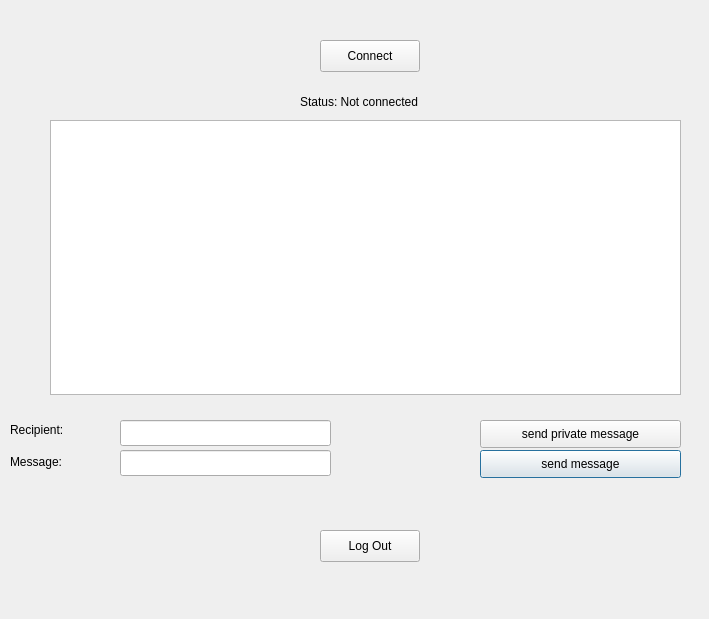
razanelbarougy/Cs-2-lab-project, file ChatClient/chatbox.ui: the form before one commit.
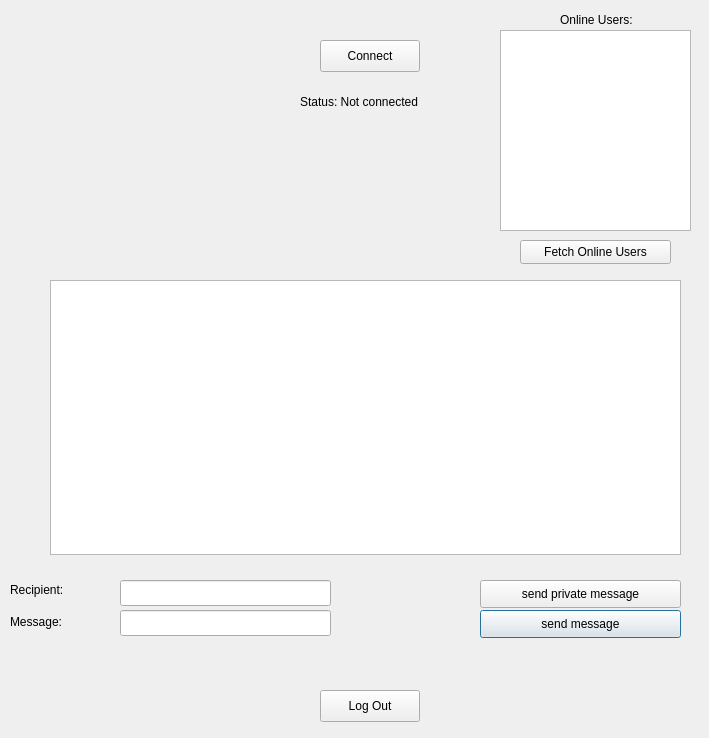
The form after the commit.

Diff of the .ui file:
```diff
--- a/ChatClient/chatbox.ui
+++ b/ChatClient/chatbox.ui
@@ -7,7 +7,7 @@
     <x>0</x>
     <y>0</y>
     <width>709</width>
-    <height>619</height>
+    <height>738</height>
    </rect>
   </property>
   <property name="windowTitle">
@@ -17,7 +17,7 @@
    <property name="geometry">
     <rect>
      <x>50</x>
-     <y>120</y>
+     <y>280</y>
      <width>631</width>
      <height>275</height>
     </rect>
@@ -27,7 +27,7 @@
    <property name="geometry">
     <rect>
      <x>10</x>
-     <y>450</y>
+     <y>610</y>
      <width>91</width>
      <height>24</height>
     </rect>
@@ -40,7 +40,7 @@
    <property name="geometry">
     <rect>
      <x>120</x>
-     <y>450</y>
+     <y>610</y>
      <width>211</width>
      <height>26</height>
     </rect>
@@ -63,7 +63,7 @@
    <property name="geometry">
     <rect>
      <x>480</x>
-     <y>450</y>
+     <y>610</y>
      <width>201</width>
      <height>28</height>
     </rect>
@@ -76,7 +76,7 @@
    <property name="geometry">
     <rect>
      <x>480</x>
-     <y>420</y>
+     <y>580</y>
      <width>201</width>
      <height>28</height>
     </rect>
@@ -89,7 +89,7 @@
    <property name="geometry">
     <rect>
      <x>120</x>
-     <y>420</y>
+     <y>580</y>
      <width>211</width>
      <height>26</height>
     </rect>
@@ -99,7 +99,7 @@
    <property name="geometry">
     <rect>
      <x>10</x>
-     <y>420</y>
+     <y>580</y>
      <width>81</width>
      <height>20</height>
     </rect>
@@ -125,7 +125,7 @@
    <property name="geometry">
     <rect>
      <x>320</x>
-     <y>530</y>
+     <y>690</y>
      <width>100</width>
      <height>32</height>
     </rect>
@@ -134,6 +134,42 @@
     <string>Log Out</string>
    </property>
   </widget>
+  <widget class="QListWidget" name="onlineUsersListWidget">
+   <property name="geometry">
+    <rect>
+     <x>500</x>
+     <y>30</y>
+     <width>191</width>
+     <height>201</height>
+    </rect>
+   </property>
+  </widget>
+  <widget class="QPushButton" name="fetchUsersButton">
+   <property name="geometry">
+    <rect>
+     <x>520</x>
+     <y>240</y>
+     <width>151</width>
+     <height>24</height>
+    </rect>
+   </property>
+   <property name="text">
+    <string>Fetch Online Users</string>
+   </property>
+  </widget>
+  <widget class="QLabel" name="onlineUserslabel">
+   <property name="geometry">
+    <rect>
+     <x>560</x>
+     <y>10</y>
+     <width>81</width>
+     <height>20</height>
+    </rect>
+   </property>
+   <property name="text">
+    <string>Online Users:</string>
+   </property>
+  </widget>
  </widget>
  <resources/>
  <connections/>
```
